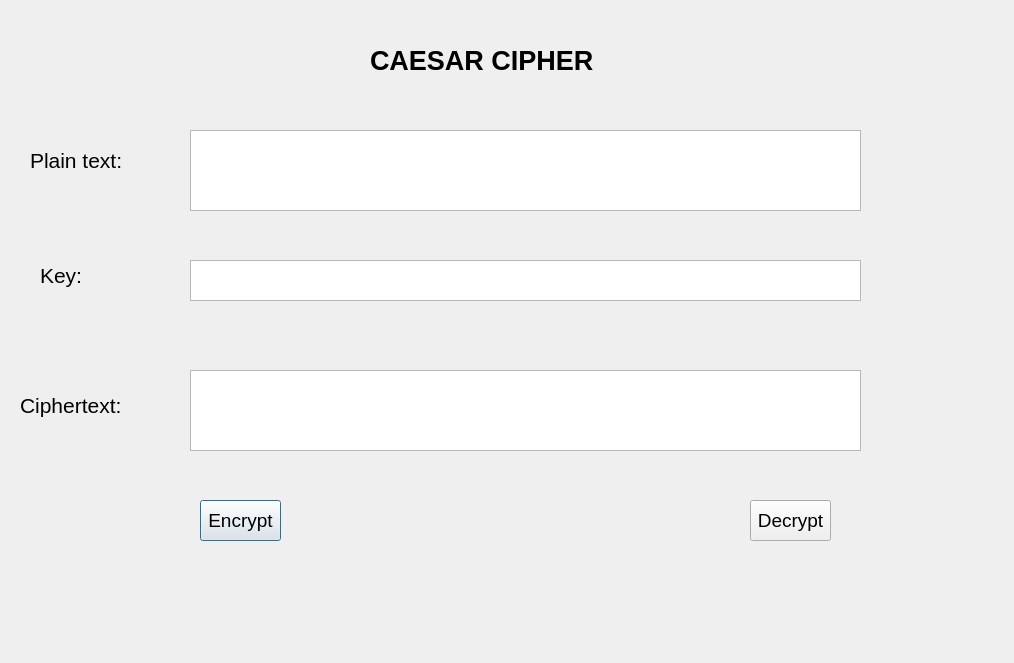
This is lab_03/ui/caesar.ui in ODES4204/bmttnc-hutech-2280602744 as Qt 5 draws it before an edit. The edited form follows.
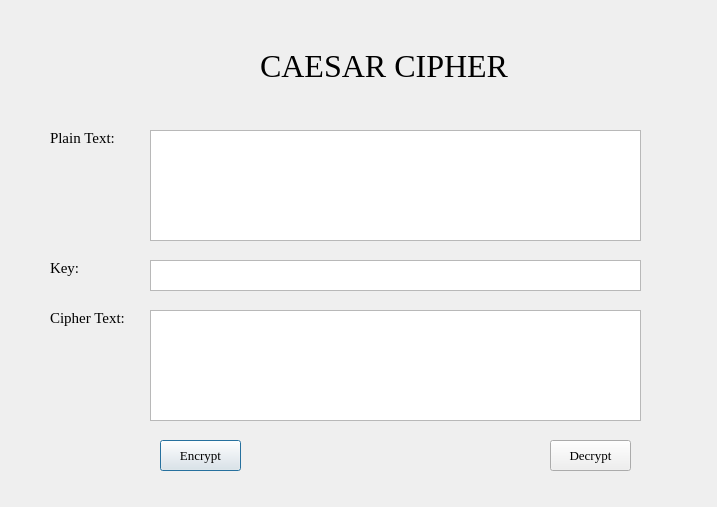
This is the edited form.

```diff
--- a/lab_03/ui/caesar.ui
+++ b/lab_03/ui/caesar.ui
@@ -6,8 +6,8 @@
    <rect>
     <x>0</x>
     <y>0</y>
-    <width>1014</width>
-    <height>663</height>
+    <width>717</width>
+    <height>507</height>
    </rect>
   </property>
   <property name="windowTitle">
@@ -16,120 +16,122 @@
   <widget class="QLabel" name="label">
    <property name="geometry">
     <rect>
-     <x>370</x>
+     <x>50</x>
+     <y>130</y>
+     <width>81</width>
+     <height>16</height>
+    </rect>
+   </property>
+   <property name="font">
+    <font>
+     <family>Times New Roman</family>
+     <pointsize>11</pointsize>
+    </font>
+   </property>
+   <property name="text">
+    <string>Plain Text:</string>
+   </property>
+  </widget>
+  <widget class="QLabel" name="label_2">
+   <property name="geometry">
+    <rect>
+     <x>260</x>
      <y>40</y>
-     <width>241</width>
-     <height>41</height>
+     <width>261</width>
+     <height>51</height>
     </rect>
    </property>
    <property name="font">
     <font>
-     <family>Arial</family>
-     <pointsize>20</pointsize>
-     <weight>75</weight>
-     <bold>true</bold>
+     <family>Times New Roman</family>
+     <pointsize>24</pointsize>
     </font>
    </property>
    <property name="text">
     <string>CAESAR CIPHER</string>
    </property>
   </widget>
-  <widget class="QLabel" name="label_2">
+  <widget class="QTextEdit" name="txt_plaintext">
    <property name="geometry">
     <rect>
-     <x>30</x>
-     <y>150</y>
-     <width>101</width>
-     <height>20</height>
+     <x>150</x>
+     <y>130</y>
+     <width>491</width>
+     <height>111</height>
     </rect>
    </property>
-   <property name="font">
-    <font>
-     <pointsize>16</pointsize>
-    </font>
-   </property>
-   <property name="text">
-    <string>Plain text:</string>
+  </widget>
+  <widget class="QTextEdit" name="txt_ciphertext">
+   <property name="geometry">
+    <rect>
+     <x>150</x>
+     <y>310</y>
+     <width>491</width>
+     <height>111</height>
+    </rect>
    </property>
   </widget>
   <widget class="QLabel" name="label_3">
    <property name="geometry">
     <rect>
-     <x>40</x>
-     <y>260</y>
-     <width>51</width>
-     <height>31</height>
+     <x>50</x>
+     <y>310</y>
+     <width>81</width>
+     <height>16</height>
     </rect>
    </property>
    <property name="font">
     <font>
-     <pointsize>16</pointsize>
+     <family>Times New Roman</family>
+     <pointsize>11</pointsize>
     </font>
    </property>
    <property name="text">
-    <string>Key:</string>
+    <string>Cipher Text:</string>
    </property>
   </widget>
   <widget class="QLabel" name="label_4">
    <property name="geometry">
     <rect>
-     <x>20</x>
-     <y>390</y>
-     <width>121</width>
-     <height>31</height>
+     <x>50</x>
+     <y>260</y>
+     <width>81</width>
+     <height>16</height>
     </rect>
    </property>
    <property name="font">
     <font>
-     <pointsize>16</pointsize>
+     <family>Times New Roman</family>
+     <pointsize>11</pointsize>
     </font>
    </property>
    <property name="text">
-    <string>Ciphertext:</string>
+    <string>Key:</string>
    </property>
   </widget>
   <widget class="QTextEdit" name="textEdit">
    <property name="geometry">
     <rect>
-     <x>190</x>
-     <y>130</y>
-     <width>671</width>
-     <height>81</height>
-    </rect>
-   </property>
-  </widget>
-  <widget class="QTextEdit" name="textEdit_2">
-   <property name="geometry">
-    <rect>
-     <x>190</x>
+     <x>150</x>
      <y>260</y>
-     <width>671</width>
-     <height>41</height>
+     <width>491</width>
+     <height>31</height>
     </rect>
    </property>
   </widget>
-  <widget class="QTextEdit" name="textEdit_3">
+  <widget class="QPushButton" name="btn_encrypt">
    <property name="geometry">
     <rect>
-     <x>190</x>
-     <y>370</y>
-     <width>671</width>
-     <height>81</height>
-    </rect>
-   </property>
-  </widget>
-  <widget class="QPushButton" name="pushButton">
-   <property name="geometry">
-    <rect>
-     <x>200</x>
-     <y>500</y>
+     <x>160</x>
+     <y>440</y>
      <width>81</width>
-     <height>41</height>
+     <height>31</height>
     </rect>
    </property>
    <property name="font">
     <font>
-     <pointsize>14</pointsize>
+     <family>Times New Roman</family>
+     <pointsize>10</pointsize>
     </font>
    </property>
    <property name="text">
@@ -139,15 +141,16 @@
   <widget class="QPushButton" name="pushButton_2">
    <property name="geometry">
     <rect>
-     <x>750</x>
-     <y>500</y>
+     <x>550</x>
+     <y>440</y>
      <width>81</width>
-     <height>41</height>
+     <height>31</height>
     </rect>
    </property>
    <property name="font">
     <font>
-     <pointsize>14</pointsize>
+     <family>Times New Roman</family>
+     <pointsize>10</pointsize>
     </font>
    </property>
    <property name="text">
```
Left out of the diff: 6 changed lines with no effect on the pictures.
